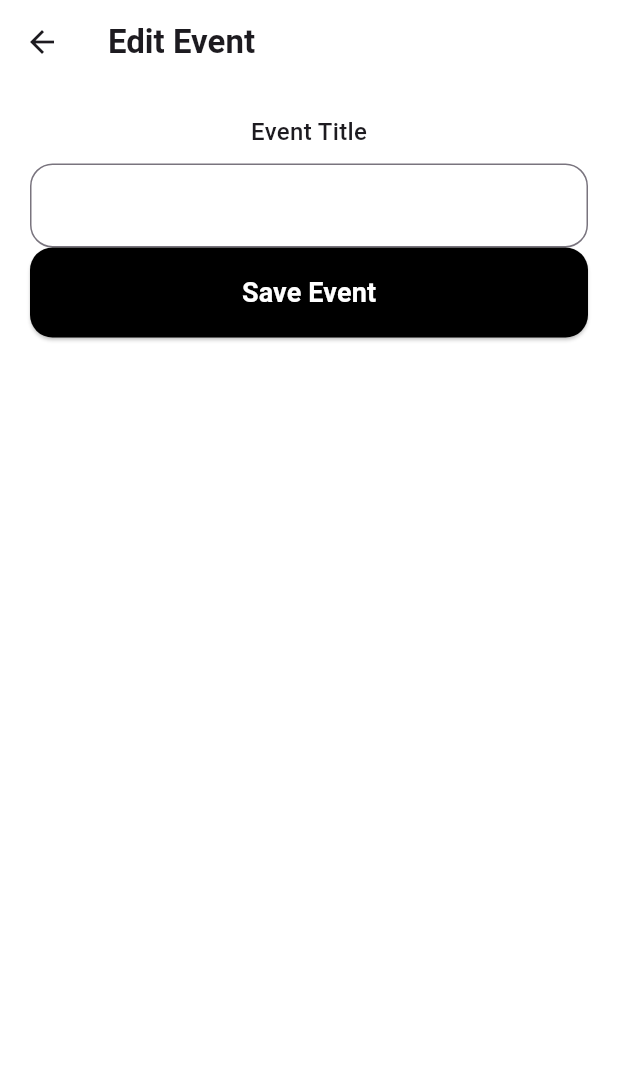
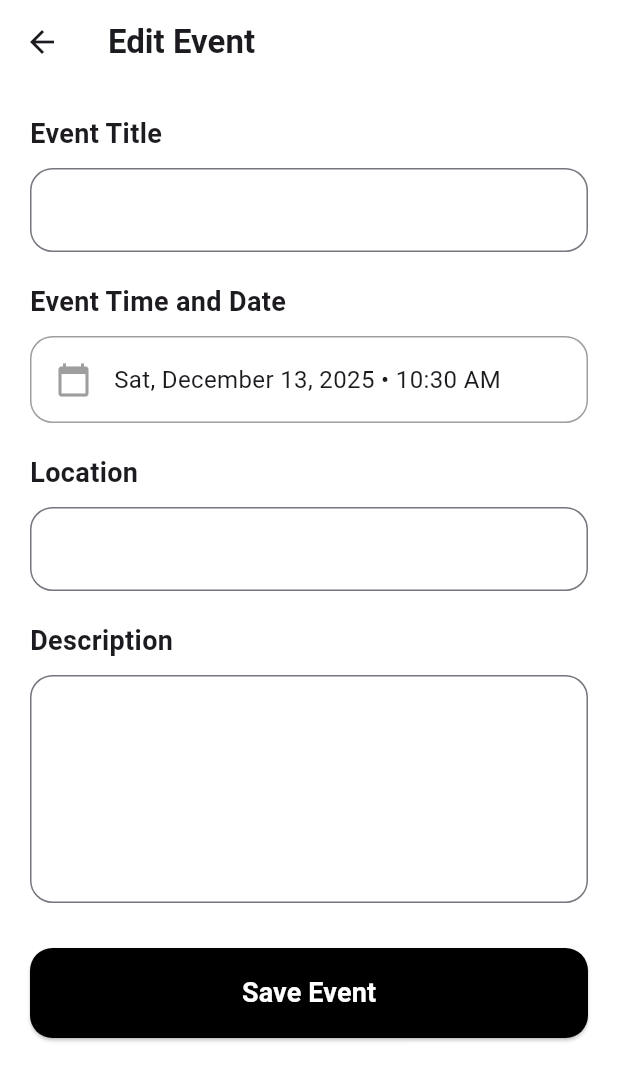
Before and after one commit to iftekar2/sureplan, a Flutter app: the EventPage screen opened directly with empty values, after a tap on "Edit", on a phone screen of 412 x 824 dp. Shown: the top 1081 px of the screen. Run offline on Flutter 3.47's test engine with Material 3 defaults, Android fonts, the light colour scheme and no system bars; our stand-ins replace google_sign_in, supabase_flutter; accounts and stored records are empty; network calls fail.

Commit message:
Event's are taking updates as expected

```diff
--- a/lib/events/editEventPage.dart
+++ b/lib/events/editEventPage.dart
@@ -1,4 +1,5 @@
 import 'package:flutter/material.dart';
+import 'package:intl/intl.dart';
 import 'package:sureplan/models/event.dart';
 import 'package:sureplan/services/eventService.dart';
 
@@ -15,6 +16,8 @@ class _EditEventPageState extends State<EditEventPage> {
   final _titleController = TextEditingController();
   DateTime _selectedDateTime = DateTime.now();
   final _locationController = TextEditingController();
+  final _descriptionController = TextEditingController();
+
   bool _isLoading = false;
   final _eventService = EventService();
 
@@ -24,6 +27,7 @@ class _EditEventPageState extends State<EditEventPage> {
     _titleController.text = widget.event.title;
     _selectedDateTime = widget.event.dateTime;
     _locationController.text = widget.event.location;
+    _descriptionController.text = widget.event.description ?? '';
   }
 
   Future<void> _selectDateTime() async {
@@ -72,6 +76,7 @@ class _EditEventPageState extends State<EditEventPage> {
         title: _titleController.text.trim(),
         dateTime: _selectedDateTime,
         location: _locationController.text.trim(),
+        description: _descriptionController.text.trim(),
       );
 
       if (!mounted) return;
@@ -124,10 +129,14 @@ class _EditEventPageState extends State<EditEventPage> {
           child: Column(
             children: [
               // Title field
-              Text(
-                'Event Title',
-                style: TextStyle(fontSize: 16, fontWeight: FontWeight.w500),
+              Align(
+                alignment: Alignment.centerLeft,
+                child: Text(
+                  'Event Title',
+                  style: TextStyle(fontSize: 18, fontWeight: FontWeight.w600),
+                ),
               ),
+
               SizedBox(height: 10),
               TextFormField(
                 controller: _titleController,
@@ -139,7 +148,85 @@ class _EditEventPageState extends State<EditEventPage> {
                 ),
               ),
 
+              // Date and time field
+              SizedBox(height: 20),
+              Align(
+                alignment: Alignment.centerLeft,
+                child: Text(
+                  'Event Time and Date',
+                  style: TextStyle(fontSize: 18, fontWeight: FontWeight.w600),
+                ),
+              ),
+
+              SizedBox(height: 10),
+              InkWell(
+                onTap: _selectDateTime,
+                child: Container(
+                  padding: EdgeInsets.all(16),
+                  decoration: BoxDecoration(
+                    border: Border.all(color: Colors.grey),
+                    borderRadius: BorderRadius.circular(15),
+                  ),
+                  child: Row(
+                    children: [
+                      Icon(Icons.calendar_today, color: Colors.grey),
+                      SizedBox(width: 15),
+                      Text(
+                        DateFormat(
+                          'EEE, MMMM d, yyyy • h:mm a',
+                        ).format(_selectedDateTime),
+                        style: TextStyle(fontSize: 16),
+                      ),
+                    ],
+                  ),
+                ),
+              ),
+
+              // Location field
+              SizedBox(height: 20),
+              Align(
+                alignment: Alignment.centerLeft,
+                child: Text(
+                  'Location',
+                  style: TextStyle(fontSize: 18, fontWeight: FontWeight.w600),
+                ),
+              ),
+
+              SizedBox(height: 10),
+              TextFormField(
+                controller: _locationController,
+                decoration: InputDecoration(
+                  hintText: widget.event.location,
+                  border: OutlineInputBorder(
+                    borderRadius: BorderRadius.circular(15),
+                  ),
+                ),
+              ),
+
+              // Description field
+              SizedBox(height: 20),
+              Align(
+                alignment: Alignment.centerLeft,
+                child: Text(
+                  'Description',
+                  style: TextStyle(fontSize: 18, fontWeight: FontWeight.w600),
+                ),
+              ),
+
+              SizedBox(height: 10),
+              TextFormField(
+                controller: _descriptionController,
+                decoration: InputDecoration(
+                  hintText: widget.event.description,
+                  border: OutlineInputBorder(
+                    borderRadius: BorderRadius.circular(15),
+                  ),
+                ),
+                maxLines: 5,
+              ),
+
               // Create button
+              SizedBox(height: 30),
               ElevatedButton(
                 style: ElevatedButton.styleFrom(
                   backgroundColor: Colors.black,
--- a/lib/events/eventPage.dart
+++ b/lib/events/eventPage.dart
@@ -14,16 +14,27 @@ class EventPage extends StatefulWidget {
 
 class _EventPageState extends State<EventPage> {
   final _eventService = EventService();
+  late Event _event;
+  bool _hasUpdates = false;
 
   @override
   void initState() {
     super.initState();
+    _event = widget.event;
     _refreshEvent();
   }
 
-  void _refreshEvent() {
+  @override
+  void dispose() {
+    super.dispose();
+    _refreshEvent();
+  }
+
+  Future<void> _refreshEvent() async {
+    final updatedEvent = await _eventService.getEventById(widget.event.id);
+    if (!mounted) return;
     setState(() {
-      _eventService.getEventById(widget.event.id);
+      _event = updatedEvent;
     });
   }
 
@@ -77,12 +88,36 @@ class _EventPageState extends State<EventPage> {
     }
   }
 
+  Future<void> _navigateToEditEvent() async {
+    final result = await Navigator.push(
+      context,
+      MaterialPageRoute(builder: (context) => EditEventPage(event: _event)),
+    );
+
+    if (result == true) {
+      _hasUpdates = true;
+      _refreshEvent();
+    }
+  }
+
   @override
   Widget build(BuildContext context) {
-    return Scaffold(
+    return WillPopScope(
+      onWillPop: () async {
+        Navigator.pop(context, _hasUpdates);
+        return false;
+      },
+
+      child: Scaffold(
         appBar: AppBar(
-        title: Text(widget.event.title),
-
+          leading: IconButton(
+            icon: Icon(Icons.arrow_back, color: Colors.black),
+            onPressed: () => Navigator.pop(context, _hasUpdates),
+          ),
+          title: Text(
+            _event.title,
+            style: TextStyle(fontSize: 24, fontWeight: FontWeight.w600),
+          ),
           backgroundColor: Colors.transparent,
           elevation: 0,
         ),
@@ -97,25 +132,24 @@ class _EventPageState extends State<EventPage> {
               crossAxisAlignment: CrossAxisAlignment.center,
               children: [
                 Text(
-                widget.event.title,
+                  _event.title,
                   style: TextStyle(fontSize: 30, fontWeight: FontWeight.w600),
                 ),
 
                 SizedBox(height: 10),
                 Text(
-                widget.event.location,
+                  _event.location,
                   style: TextStyle(
                     fontSize: 18,
                     fontWeight: FontWeight.w500,
                     color: Colors.grey[600],
                   ),
                 ),
-
-              if (widget.event.description != null &&
-                  widget.event.description!.isNotEmpty) ...[
+                if (_event.description != null &&
+                    _event.description!.isNotEmpty) ...[
                   SizedBox(height: 10),
                   Text(
-                  widget.event.description!,
+                    _event.description!,
                     style: TextStyle(
                       fontSize: 18,
                       fontWeight: FontWeight.w500,
@@ -126,8 +160,7 @@ class _EventPageState extends State<EventPage> {
 
                 SizedBox(height: 10),
                 Text(
-                DateFormat('MMM d, y • h:mm a').format(widget.event.dateTime),
-
+                  DateFormat('MMM d, y • h:mm a').format(_event.dateTime),
                   style: TextStyle(
                     fontSize: 18,
                     fontWeight: FontWeight.w500,
@@ -167,14 +200,7 @@ class _EventPageState extends State<EventPage> {
                         side: BorderSide(color: Colors.grey[400]!),
                         minimumSize: Size(150, 50),
                       ),
-
-                    onPressed: () => Navigator.push(
-                      context,
-                      MaterialPageRoute(
-                        builder: (context) =>
-                            EditEventPage(event: widget.event),
-                      ),
-                    ),
+                      onPressed: _navigateToEditEvent,
                       child: Text(
                         'Edit',
                         style: TextStyle(color: Colors.black, fontSize: 18),
@@ -186,6 +212,7 @@ class _EventPageState extends State<EventPage> {
             ),
           ),
         ),
+      ),
     );
   }
 }
--- a/lib/home/homePage.dart
+++ b/lib/home/homePage.dart
@@ -17,6 +17,7 @@ class HomePage extends StatefulWidget {
 class _HomePageState extends State<HomePage> {
   final EventService _eventService = EventService();
   late Future<List<Event>> _eventsFuture;
+  late Event _event;
 
   @override
   void initState() {
@@ -268,10 +269,13 @@ class _HomePageState extends State<HomePage> {
                             mainAxisAlignment: MainAxisAlignment.center,
                             crossAxisAlignment: CrossAxisAlignment.center,
                             children: [
-                              Icon(
-                                Icons.location_on,
-                                size: 30,
-                                color: Colors.grey,
+                              Align(
+                                alignment: Alignment.centerLeft,
+                                child: Icon(
+                                  Icons.location_on,
+                                  size: 30,
+                                  color: Colors.grey,
+                                ),
                               ),
 
                               SizedBox(width: 10),
--- a/lib/services/eventService.dart
+++ b/lib/services/eventService.dart
@@ -80,12 +80,14 @@ class EventService {
     String? title,
     DateTime? dateTime,
     String? location,
+    String? description,
   }) async {
     final updateData = <String, dynamic>{};
 
     if (title != null) updateData['title'] = title;
     if (dateTime != null) updateData['date_time'] = dateTime.toIso8601String();
     if (location != null) updateData['location'] = location;
+    if (description != null) updateData['description'] = description;
 
     final response = await _supabase
         .from('events')
```
Lines whose indentation alone changed are shown as unchanged.
